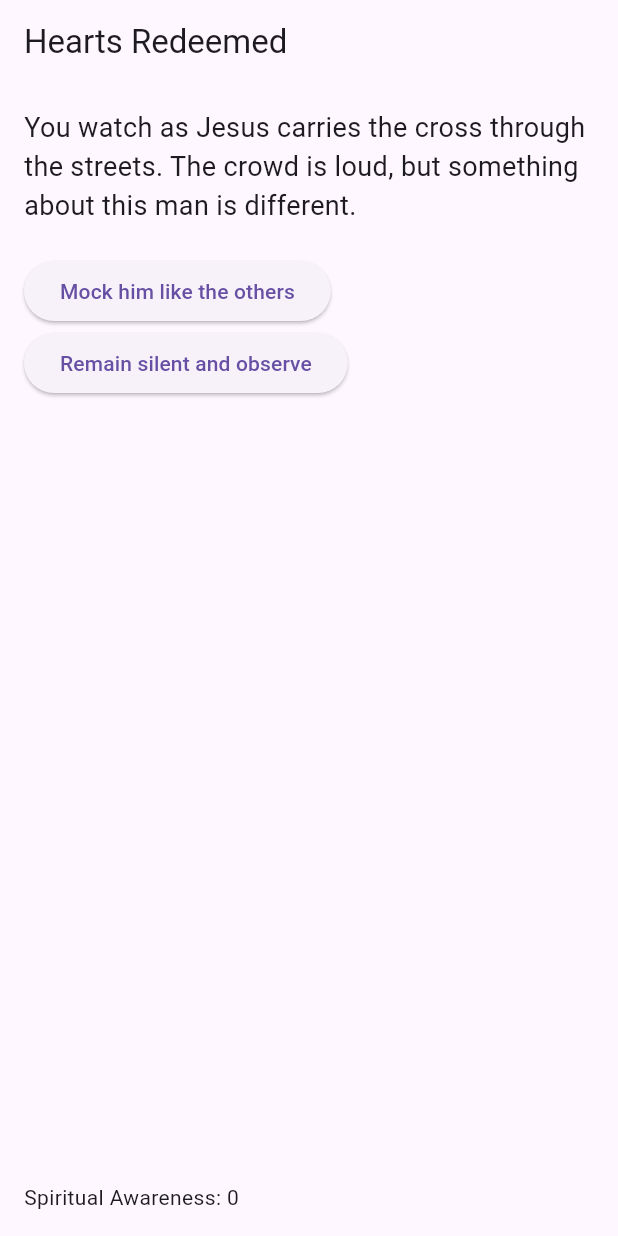
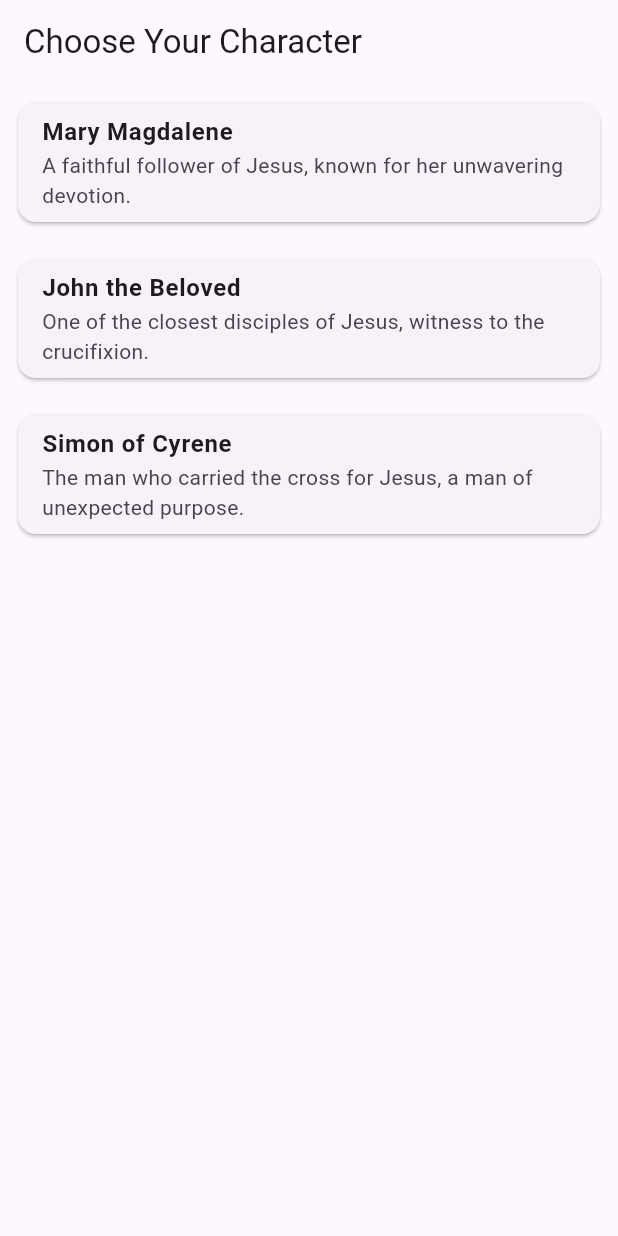
Before and after one commit to dot-ruth/easter-bible-trivia, a Flutter app: the screen it shows after launch, on a phone screen of 412 x 824 dp. Run offline on Flutter 3.47's test engine with Material 3 defaults, Android fonts, the phone set to English and light mode, and no system bars.

Commit message:
feat: characters implementation

```diff
--- /dev/null
+++ b/lib/data/characters.dart
@@ -0,0 +1,19 @@
+import '../models/character.dart';
+
+final List<Character> characters = [
+  Character(
+    name: "Mary Magdalene",
+    description: "A faithful follower of Jesus, known for her unwavering devotion.",
+    // imagePath: "assets/images/mary.png",
+  ),
+  Character(
+    name: "John the Beloved",
+    description: "One of the closest disciples of Jesus, witness to the crucifixion.",
+    // imagePath: "assets/images/john.png",
+  ),
+  Character(
+    name: "Simon of Cyrene",
+    description: "The man who carried the cross for Jesus, a man of unexpected purpose.",
+    // imagePath: "assets/images/simon.png",
+  ),
+];
--- a/lib/main.dart
+++ b/lib/main.dart
@@ -1,7 +1,8 @@
 import 'package:flutter/material.dart';
+import 'package:hearts_redeemed/screens/character_selection_screen.dart';
 import 'package:provider/provider.dart';
 import 'providers/game_state.dart';
-import 'screens/scene_screen.dart';
+// import 'screens/scene_screen.dart';
 
 void main() {
   runApp(
@@ -17,10 +18,10 @@ class MyApp extends StatelessWidget {
 
   @override
   Widget build(BuildContext context) {
-    return MaterialApp(
+     return MaterialApp(
       title: 'Hearts Redeemed',
       theme: ThemeData(primarySwatch: Colors.brown),
-      home: const SceneScreen(),
+      home: const CharacterSelectionScreen(),
     );
   }
 }
--- /dev/null
+++ b/lib/models/character.dart
@@ -0,0 +1,11 @@
+class Character {
+  final String name;
+  final String description;
+  // final String imagePath;
+
+  Character({
+    required this.name,
+    required this.description,
+    // required this.imagePath,
+  });
+}
--- a/lib/providers/game_state.dart
+++ b/lib/providers/game_state.dart
@@ -7,9 +7,16 @@ class GameState extends ChangeNotifier {
   List<Scene> _scenes = [];
   Scene? _currentScene;
   int _understandingScore = 0;
+  String? _selectedCharacter;
+  String? get selectedCharacter => _selectedCharacter;
 
   Scene? get currentScene => _currentScene;
   int get understandingScore => _understandingScore;
+
+  void selectCharacter(String name) {
+  _selectedCharacter = name;
+  notifyListeners();
+}
 
   Future<void> loadScenes() async {
     final String jsonString = await rootBundle.loadString('lib/data/scene.json');
--- /dev/null
+++ b/lib/screens/character_selection_screen.dart
@@ -0,0 +1,41 @@
+import 'package:flutter/material.dart';
+import '../data/characters.dart';
+import '../models/character.dart';
+import 'scene_screen.dart';
+import '../providers/game_state.dart';
+import 'package:provider/provider.dart';
+
+class CharacterSelectionScreen extends StatelessWidget {
+  const CharacterSelectionScreen({super.key});
+
+  @override
+  Widget build(BuildContext context) {
+    final gameState = Provider.of<GameState>(context, listen: false);
+
+    return Scaffold(
+      appBar: AppBar(title: const Text('Choose Your Character')),
+      body: ListView.builder(
+        itemCount: characters.length,
+        itemBuilder: (context, index) {
+          Character character = characters[index];
+
+          return Card(
+            margin: const EdgeInsets.all(12),
+            child: ListTile(
+              // leading: Image.asset(character.imagePath, height: 60),
+              title: Text(character.name, style: const TextStyle(fontWeight: FontWeight.bold)),
+              subtitle: Text(character.description),
+              onTap: () {
+                gameState.selectCharacter(character.name);
+                Navigator.push(
+                  context,
+                  MaterialPageRoute(builder: (_) => const SceneScreen()),
+                );
+              },
+            ),
+          );
+        },
+      ),
+    );
+  }
+}
--- a/lib/screens/scene_screen.dart
+++ b/lib/screens/scene_screen.dart
@@ -22,6 +22,7 @@ class SceneScreen extends StatelessWidget {
     return Scaffold(
       appBar: AppBar(title: const Text('Hearts Redeemed')),
       body: Padding(
+
         padding: const EdgeInsets.all(16.0),
         child: Column(
           crossAxisAlignment: CrossAxisAlignment.start,
@@ -37,6 +38,7 @@ class SceneScreen extends StatelessWidget {
               );
             }).toList(),
             const Spacer(),
+            Text("You are playing as: ${gameState.selectedCharacter}"),
             Text("Spiritual Awareness: ${gameState.understandingScore}"),
           ],
         ),
```
Also changed, not shown: lib/screens/character_select.dart (deleted).
